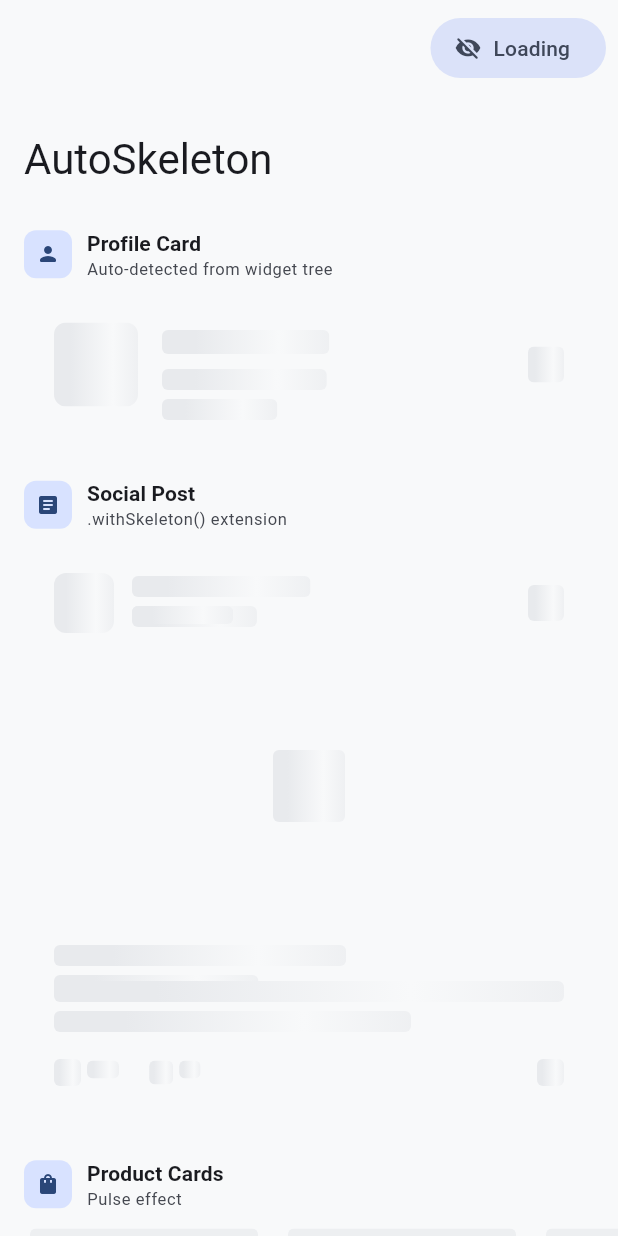
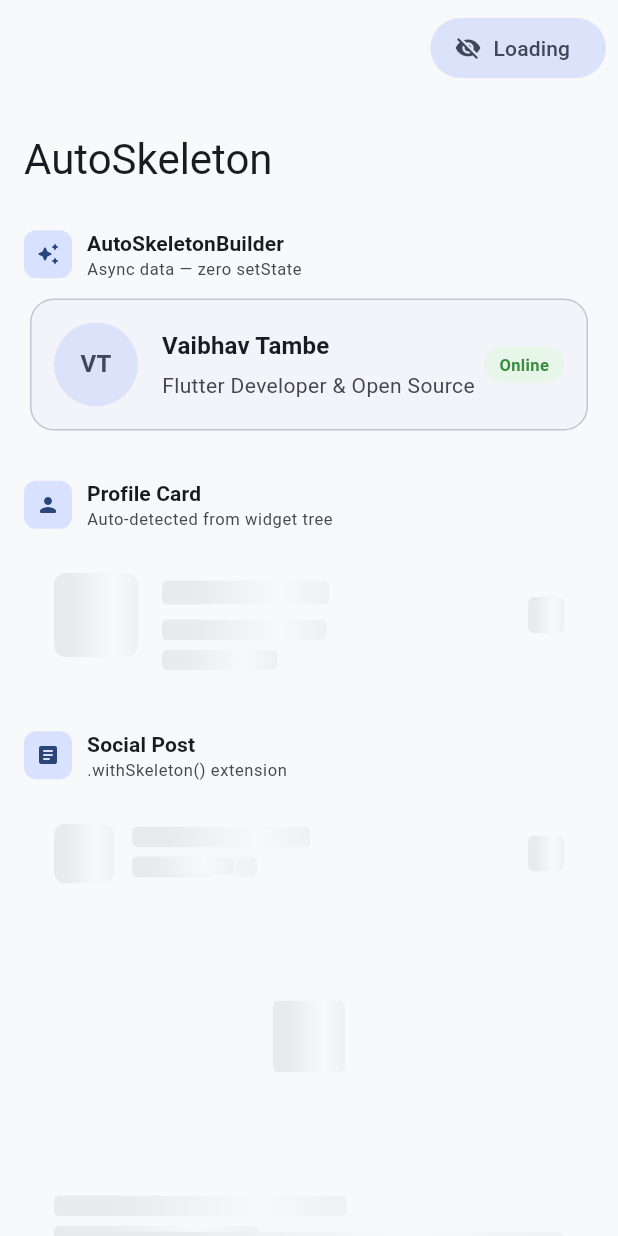
Before and after one commit to VaibhavTambe-FlutterDev/auto_skeleton, a Flutter app: the screen it shows after launch, on a phone screen of 412 x 824 dp. Run offline on Flutter 3.47's test engine with Material 3 defaults, Android fonts, the phone set to English and light mode, and no system bars.

Commit message:
v0.1.1: Add AutoSkeletonBuilder for async data loading
AutoSkeletonBuilder handles Future/Stream with automatic skeleton display.
Zero setState needed — skeleton while loading, content when done.

````diff
--- a/example/lib/main.dart
+++ b/example/lib/main.dart
@@ -49,6 +49,16 @@ class _DemoPageState extends State<DemoPage> {
     setState(() => _isLoading = !_isLoading);
   }
 
+  /// Simulates an API call with a 3-second delay.
+  Future<Map<String, String>> _fakeFetchUser() async {
+    await Future.delayed(const Duration(seconds: 3));
+    return {
+      'name': 'Vaibhav Tambe',
+      'bio': 'Flutter Developer & Open Source',
+      'initials': 'VT',
+    };
+  }
+
   @override
   Widget build(BuildContext context) {
     final theme = Theme.of(context);
@@ -80,6 +90,109 @@ class _DemoPageState extends State<DemoPage> {
             padding: const EdgeInsets.symmetric(horizontal: 16),
             sliver: SliverList.list(
               children: [
+                // ── Section: Auto Builder (async) ──
+                _SectionHeader(
+                  title: 'AutoSkeletonBuilder',
+                  subtitle: 'Async data — zero setState',
+                  icon: Icons.auto_awesome_rounded,
+                ),
+                const SizedBox(height: 8),
+                AutoSkeletonBuilder<Map<String, String>>(
+                  future: _fakeFetchUser(),
+                  skeleton: Card(
+                    elevation: 0,
+                    shape: RoundedRectangleBorder(
+                      borderRadius: BorderRadius.circular(16),
+                      side: BorderSide(color: colorScheme.outlineVariant),
+                    ),
+                    child: Padding(
+                      padding: const EdgeInsets.all(16),
+                      child: Row(
+                        children: [
+                          CircleAvatar(
+                            radius: 28,
+                            backgroundColor: colorScheme.secondaryContainer,
+                          ),
+                          const SizedBox(width: 16),
+                          Expanded(
+                            child: Column(
+                              crossAxisAlignment: CrossAxisAlignment.start,
+                              children: [
+                                Text('Loading name...', style: theme.textTheme.titleMedium),
+                                const SizedBox(height: 4),
+                                Text('Loading bio...', style: theme.textTheme.bodyMedium),
+                              ],
+                            ),
+                          ),
+                        ],
+                      ),
+                    ),
+                  ),
+                  builder: (context, user) => Card(
+                    elevation: 0,
+                    shape: RoundedRectangleBorder(
+                      borderRadius: BorderRadius.circular(16),
+                      side: BorderSide(color: colorScheme.outlineVariant),
+                    ),
+                    child: Padding(
+                      padding: const EdgeInsets.all(16),
+                      child: Row(
+                        children: [
+                          CircleAvatar(
+                            radius: 28,
+                            backgroundColor: colorScheme.secondaryContainer,
+                            child: Text(
+                              user['initials']!,
+                              style: TextStyle(
+                                fontWeight: FontWeight.bold,
+                                color: colorScheme.onSecondaryContainer,
+                              ),
+                            ),
+                          ),
+                          const SizedBox(width: 16),
+                          Expanded(
+                            child: Column(
+                              crossAxisAlignment: CrossAxisAlignment.start,
+                              children: [
+                                Text(
+                                  user['name']!,
+                                  style: theme.textTheme.titleMedium?.copyWith(
+                                    fontWeight: FontWeight.w600,
+                                  ),
+                                ),
+                                const SizedBox(height: 4),
+                                Text(
+                                  user['bio']!,
+                                  style: theme.textTheme.bodyMedium?.copyWith(
+                                    color: colorScheme.onSurfaceVariant,
+                                  ),
+                                ),
+                              ],
+                            ),
+                          ),
+                          Container(
+                            padding: const EdgeInsets.symmetric(horizontal: 10, vertical: 4),
+                            decoration: BoxDecoration(
+                              color: Colors.green.shade50,
+                              borderRadius: BorderRadius.circular(12),
+                            ),
+                            child: Text(
+                              'Online',
+                              style: TextStyle(
+                                fontSize: 11,
+                                fontWeight: FontWeight.w600,
+                                color: Colors.green.shade700,
+                              ),
+                            ),
+                          ),
+                        ],
+                      ),
+                    ),
+                  ),
+                ),
+
+                const SizedBox(height: 28),
+
                 // ── Section: User Profile Card ──
                 _SectionHeader(
                   title: 'Profile Card',
--- a/lib/auto_skeleton.dart
+++ b/lib/auto_skeleton.dart
@@ -13,6 +13,9 @@ library auto_skeleton;
 
 // Core widget
 export 'src/smart_placeholder.dart';
+
+// Builder (async data + auto skeleton)
+export 'src/auto_skeleton_builder.dart';
 
 // Configuration
 export 'src/smart_placeholder_config.dart';
--- /dev/null
+++ b/lib/src/auto_skeleton_builder.dart
@@ -0,0 +1,211 @@
+import 'package:flutter/material.dart';
+import 'smart_placeholder.dart';
+import 'effects/placeholder_effect.dart';
+
+/// Handles async data loading with automatic skeleton display.
+///
+/// No `setState`, no `_isLoading` boolean — just provide a [future]
+/// and a [builder]. The skeleton is shown automatically while loading.
+///
+/// ## Basic Usage
+///
+/// ```dart
+/// AutoSkeletonBuilder<User>(
+///   future: fetchUser(),
+///   skeleton: ListTile(
+///     leading: CircleAvatar(child: Icon(Icons.person)),
+///     title: Text('Placeholder'),
+///     subtitle: Text('Loading...'),
+///   ),
+///   builder: (context, data) => ListTile(
+///     leading: CircleAvatar(backgroundImage: NetworkImage(data.avatar)),
+///     title: Text(data.name),
+///     subtitle: Text(data.bio),
+///   ),
+/// )
+/// ```
+///
+/// ## With Stream
+///
+/// ```dart
+/// AutoSkeletonBuilder<List<Post>>(
+///   stream: postStream(),
+///   skeleton: Column(children: List.generate(3, (_) => PostCardSkeleton())),
+///   builder: (context, posts) => Column(
+///     children: posts.map((p) => PostCard(p)).toList(),
+///   ),
+/// )
+/// ```
+///
+/// ## With Error Handling
+///
+/// ```dart
+/// AutoSkeletonBuilder<User>(
+///   future: fetchUser(),
+///   skeleton: ProfileSkeleton(),
+///   builder: (context, data) => ProfileCard(data),
+///   errorBuilder: (context, error) => ErrorCard(error.toString()),
+/// )
+/// ```
+class AutoSkeletonBuilder<T> extends StatefulWidget {
+  /// The async data source. Provide either [future] or [stream], not both.
+  final Future<T>? future;
+
+  /// The stream data source. Provide either [future] or [stream], not both.
+  final Stream<T>? stream;
+
+  /// The widget tree used as the skeleton shape while loading.
+  /// This widget is rendered invisibly and scanned for bone shapes.
+  final Widget skeleton;
+
+  /// Builds the real content once data is available.
+  final Widget Function(BuildContext context, T data) builder;
+
+  /// Optional error widget builder. If not provided, shows the skeleton
+  /// on error (so you can handle errors yourself upstream).
+  final Widget Function(BuildContext context, Object error)? errorBuilder;
+
+  /// Optional loading widget shown while [future]/[stream] has no data yet.
+  /// If not provided, the [skeleton] with shimmer effect is shown.
+  final Widget? loading;
+
+  /// Override the painting effect (shimmer, pulse, solid).
+  final PlaceholderEffect? effect;
+
+  /// Whether to animate the transition from skeleton to content.
+  final bool enableSwitchAnimation;
+
+  /// Duration of the switch animation.
+  final Duration switchAnimationDuration;
+
+  /// Callback when data is successfully loaded.
+  final void Function(T data)? onData;
+
+  /// Callback when an error occurs.
+  final void Function(Object error)? onError;
+
+  const AutoSkeletonBuilder({
+    super.key,
+    this.future,
+    this.stream,
+    required this.skeleton,
+    required this.builder,
+    this.errorBuilder,
+    this.loading,
+    this.effect,
+    this.enableSwitchAnimation = true,
+    this.switchAnimationDuration = const Duration(milliseconds: 300),
+    this.onData,
+    this.onError,
+  }) : assert(
+          (future != null) != (stream != null),
+          'Provide either future or stream, not both.',
+        );
+
+  @override
+  State<AutoSkeletonBuilder<T>> createState() => _AutoSkeletonBuilderState<T>();
+}
+
+class _AutoSkeletonBuilderState<T> extends State<AutoSkeletonBuilder<T>> {
+  late _AsyncState<T> _state;
+
+  @override
+  void initState() {
+    super.initState();
+    _state = _AsyncState<T>.loading();
+    _subscribe();
+  }
+
+  @override
+  void didUpdateWidget(AutoSkeletonBuilder<T> oldWidget) {
+    super.didUpdateWidget(oldWidget);
+    // Re-subscribe if the future/stream reference changed.
+    if (widget.future != oldWidget.future || widget.stream != oldWidget.stream) {
+      _state = _AsyncState<T>.loading();
+      _subscribe();
+    }
+  }
+
+  void _subscribe() {
+    if (widget.future != null) {
+      widget.future!.then(
+        (data) {
+          if (mounted) {
+            setState(() => _state = _AsyncState<T>.data(data));
+            widget.onData?.call(data);
+          }
+        },
+        onError: (Object error) {
+          if (mounted) {
+            setState(() => _state = _AsyncState<T>.error(error));
+            widget.onError?.call(error);
+          }
+        },
+      );
+    } else if (widget.stream != null) {
+      widget.stream!.listen(
+        (data) {
+          if (mounted) {
+            setState(() => _state = _AsyncState<T>.data(data));
+            widget.onData?.call(data);
+          }
+        },
+        onError: (Object error) {
+          if (mounted) {
+            setState(() => _state = _AsyncState<T>.error(error));
+            widget.onError?.call(error);
+          }
+        },
+      );
+    }
+  }
+
+  @override
+  Widget build(BuildContext context) {
+    return switch (_state) {
+      _AsyncLoading<T>() => AutoSkeleton(
+          enabled: true,
+          effect: widget.effect,
+          enableSwitchAnimation: widget.enableSwitchAnimation,
+          switchAnimationDuration: widget.switchAnimationDuration,
+          child: widget.loading ?? widget.skeleton,
+        ),
+      _AsyncData<T>(data: final data) => AutoSkeleton(
+          enabled: false,
+          effect: widget.effect,
+          enableSwitchAnimation: widget.enableSwitchAnimation,
+          switchAnimationDuration: widget.switchAnimationDuration,
+          child: widget.builder(context, data),
+        ),
+      _AsyncError<T>(error: final error) => widget.errorBuilder != null
+          ? widget.errorBuilder!(context, error)
+          : AutoSkeleton(
+              enabled: true,
+              effect: widget.effect,
+              child: widget.skeleton,
+            ),
+    };
+  }
+}
+
+/// Internal async state representation.
+sealed class _AsyncState<T> {
+  const _AsyncState();
+  factory _AsyncState.loading() = _AsyncLoading<T>;
+  factory _AsyncState.data(T data) = _AsyncData<T>;
+  factory _AsyncState.error(Object error) = _AsyncError<T>;
+}
+
+class _AsyncLoading<T> extends _AsyncState<T> {
+  const _AsyncLoading();
+}
+
+class _AsyncData<T> extends _AsyncState<T> {
+  final T data;
+  const _AsyncData(this.data);
+}
+
+class _AsyncError<T> extends _AsyncState<T> {
+  final Object error;
+  const _AsyncError(this.error);
+}
--- a/pubspec.yaml
+++ b/pubspec.yaml
@@ -2,7 +2,7 @@ name: auto_skeleton
 description: >
   Auto-generate skeleton/shimmer loading screens from your actual widget tree.
   Zero fake data needed — just wrap your widget and get a matching placeholder shape automatically.
-version: 0.1.0
+version: 0.1.1
 homepage: https://github.com/VaibhavTambe-FlutterDev/auto_skeleton
 repository: https://github.com/VaibhavTambe-FlutterDev/auto_skeleton
 issue_tracker: https://github.com/VaibhavTambe-FlutterDev/auto_skeleton/issues
````
Also changed, not shown: 3 other files.
